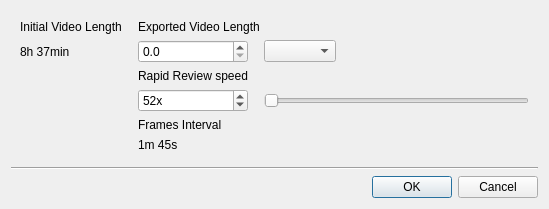
This is client/nx_client_desktop/src/nx/client/desktop/ui/dialogs/rapid_review_dialog.ui in networkoptix/nx_open as Qt 5 draws it before an edit. The edited form follows.
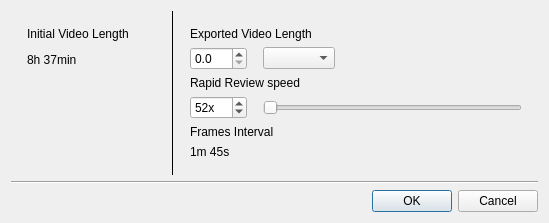
This is the edited form. Custom widgets are drawn as their Qt base class.

Commit message:
VMS-6512: Rapid review window improvements
<==== Mercurial data ====>
Branch: vms_3.1_gui

Patch:
```diff
--- a/client/nx_client_desktop/src/nx/client/desktop/ui/dialogs/rapid_review_dialog.ui
+++ b/client/nx_client_desktop/src/nx/client/desktop/ui/dialogs/rapid_review_dialog.ui
@@ -7,7 +7,7 @@
     <x>0</x>
     <y>0</y>
     <width>549</width>
-    <height>199</height>
+    <height>210</height>
    </rect>
   </property>
   <property name="sizePolicy">
@@ -24,70 +24,120 @@
   </property>
   <layout class="QVBoxLayout" name="verticalLayout">
    <item>
-    <widget class="QWidget" name="widget" native="true">
-     <layout class="QGridLayout" name="gridLayout_2">
-      <property name="horizontalSpacing">
-       <number>16</number>
+    <widget class="QWidget" name="topWidget" native="true">
+     <layout class="QHBoxLayout" name="horizontalLayout">
+      <property name="spacing">
+       <number>0</number>
       </property>
-      <item row="1" column="3">
-       <spacer name="horizontalSpacer">
-        <property name="orientation">
-         <enum>Qt::Horizontal</enum>
-        </property>
-        <property name="sizeHint" stdset="0">
+      <property name="leftMargin">
+       <number>0</number>
+      </property>
+      <property name="topMargin">
+       <number>0</number>
+      </property>
+      <property name="rightMargin">
+       <number>0</number>
+      </property>
+      <property name="bottomMargin">
+       <number>0</number>
+      </property>
+      <item>
+       <widget class="QnPanel" name="leftPanel" native="true">
+        <property name="minimumSize">
          <size>
           <width>40</width>
-          <height>20</height>
+          <height>0</height>
          </size>
         </property>
-       </spacer>
-      </item>
-      <item row="1" column="2">
-       <widget class="QComboBox" name="resultLengthUnitsComboBox"/>
-      </item>
-      <item row="0" column="0">
+        <layout class="QVBoxLayout" name="verticalLayout_2">
+         <property name="spacing">
+          <number>12</number>
+         </property>
+         <property name="leftMargin">
+          <number>16</number>
+         </property>
+         <property name="topMargin">
+          <number>16</number>
+         </property>
+         <property name="rightMargin">
+          <number>16</number>
+         </property>
+         <property name="bottomMargin">
+          <number>16</number>
+         </property>
+         <item>
        <widget class="QLabel" name="initialLengthTitleLabel">
         <property name="text">
          <string>Initial Video Length</string>
         </property>
        </widget>
       </item>
-      <item row="1" column="0">
+         <item>
        <widget class="QLabel" name="initialLengthLabel">
         <property name="text">
          <string notr="true">8h 37min</string>
         </property>
        </widget>
       </item>
-      <item row="0" column="1" colspan="3">
-       <widget class="QLabel" name="resultLengthTitleLabel">
-        <property name="text">
-         <string>Exported Video Length</string>
-        </property>
+         <item>
+          <spacer name="verticalSpacer">
+           <property name="orientation">
+            <enum>Qt::Vertical</enum>
+           </property>
+           <property name="sizeHint" stdset="0">
+            <size>
+             <width>128</width>
+             <height>69</height>
+            </size>
+           </property>
+          </spacer>
+         </item>
+        </layout>
        </widget>
       </item>
-      <item row="4" column="1">
-       <widget class="QLabel" name="framesTitleLabel">
-        <property name="text">
-         <string>Frames Interval</string>
+      <item>
+       <widget class="Line" name="line_2">
+        <property name="frameShadow">
+         <enum>QFrame::Plain</enum>
         </property>
+        <property name="orientation">
+         <enum>Qt::Vertical</enum>
+        </property>
        </widget>
       </item>
-      <item row="2" column="1">
-       <widget class="QLabel" name="speedTitleLabel">
-        <property name="text">
-         <string>Rapid Review speed</string>
-        </property>
-       </widget>
-      </item>
-      <item row="3" column="2" colspan="2">
-       <widget class="QSlider" name="speedSlider">
-        <property name="orientation">
-         <enum>Qt::Horizontal</enum>
+      <item>
+       <widget class="QWidget" name="rightWidget" native="true">
+        <layout class="QGridLayout" name="gridLayout_2">
+         <property name="leftMargin">
+          <number>16</number>
+         </property>
+         <property name="topMargin">
+          <number>16</number>
+         </property>
+         <property name="rightMargin">
+          <number>16</number>
+         </property>
+         <property name="bottomMargin">
+          <number>16</number>
+         </property>
+         <property name="horizontalSpacing">
+          <number>16</number>
+         </property>
+         <item row="1" column="0">
+          <widget class="QDoubleSpinBox" name="resultLengthSpinBox">
+           <property name="decimals">
+            <number>1</number>
+           </property>
+          </widget>
+         </item>
+         <item row="5" column="0">
+          <widget class="QLabel" name="framesLabel">
+           <property name="text">
+            <string notr="true">1m 45s</string>
         </property>
        </widget>
       </item>
-      <item row="3" column="1">
+         <item row="3" column="0">
        <widget class="QSpinBox" name="speedSpinBox">
         <property name="suffix">
          <string notr="true">x</string>
@@ -97,18 +147,51 @@
         </property>
        </widget>
       </item>
-      <item row="5" column="1">
-       <widget class="QLabel" name="framesLabel">
+         <item row="3" column="1" colspan="2">
+          <widget class="QSlider" name="speedSlider">
+           <property name="orientation">
+            <enum>Qt::Horizontal</enum>
+           </property>
+          </widget>
+         </item>
+         <item row="0" column="0" colspan="3">
+          <widget class="QLabel" name="resultLengthTitleLabel">
         <property name="text">
-         <string notr="true">1m 45s</string>
+            <string>Exported Video Length</string>
         </property>
        </widget>
       </item>
+         <item row="1" column="2">
+          <spacer name="horizontalSpacer">
+           <property name="orientation">
+            <enum>Qt::Horizontal</enum>
+           </property>
+           <property name="sizeHint" stdset="0">
+            <size>
+             <width>40</width>
+             <height>20</height>
+            </size>
+           </property>
+          </spacer>
+         </item>
       <item row="1" column="1">
-       <widget class="QDoubleSpinBox" name="resultLengthSpinBox">
-        <property name="decimals">
-         <number>1</number>
-        </property>
+          <widget class="QComboBox" name="resultLengthUnitsComboBox"/>
+         </item>
+         <item row="2" column="0" colspan="3">
+          <widget class="QLabel" name="speedTitleLabel">
+           <property name="text">
+            <string>Rapid Review speed</string>
+           </property>
+          </widget>
+         </item>
+         <item row="4" column="0" colspan="3">
+          <widget class="QLabel" name="framesTitleLabel">
+           <property name="text">
+            <string>Frames Interval</string>
+           </property>
+          </widget>
+         </item>
+        </layout>
        </widget>
       </item>
      </layout>
@@ -130,6 +213,14 @@
    </item>
   </layout>
  </widget>
+ <customwidgets>
+  <customwidget>
+   <class>QnPanel</class>
+   <extends>QWidget</extends>
+   <header location="global">ui/widgets/common/panel.h</header>
+   <container>1</container>
+  </customwidget>
+ </customwidgets>
  <resources/>
  <connections/>
 </ui>
```
Left out of the diff: 2 changed lines with no effect on the pictures. Lines whose indentation alone changed are shown as unchanged. The commit also changes 1 other file.
